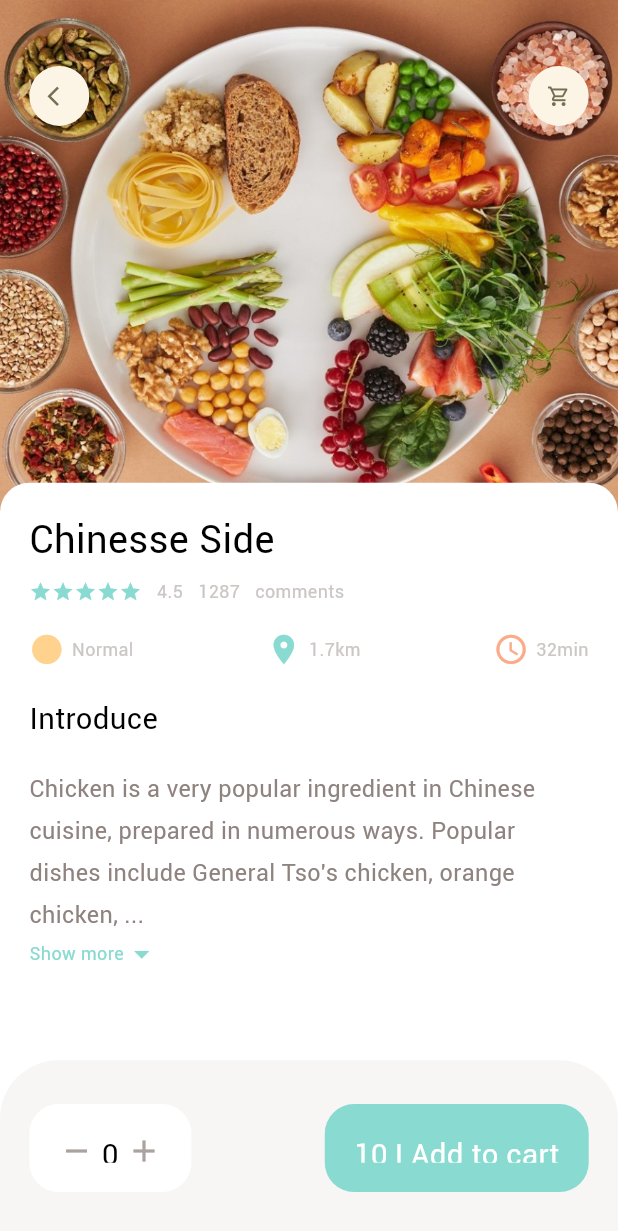
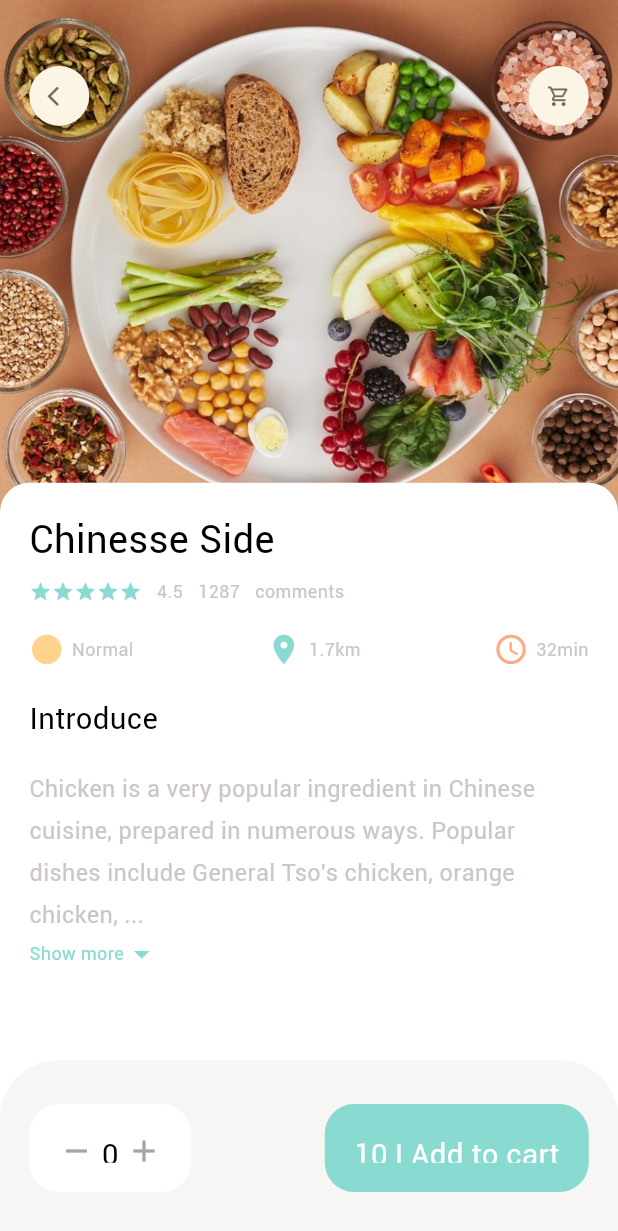
Before and after one commit to JohanBanda04/food_delivery, a Flutter app: the screen it shows after launch, on a phone screen of 412 x 824 dp. Shown: the top 1231 px of the screen. Run offline on Flutter 3.47's test engine with Material 3 defaults, Android fonts, the phone set to English and light mode, and no system bars; our stand-ins replace dots_indicator, get.

Commit message:
paraColor to textColor

```diff
--- a/lib/widgets/expandable_text_widget.dart
+++ b/lib/widgets/expandable_text_widget.dart
@@ -45,7 +45,7 @@ class _ExpandableTextWidgetState extends State<ExpandableTextWidget> {
           ? SmallText(color: AppColors.paraColor,size: Dimensions.font16,text: firstHalf)
           : Column(
               children: [
-                SmallText(height: 1.8,color: AppColors.paraColor,size: Dimensions.font16,
+                SmallText(height: 1.8,color: AppColors.textColor,size: Dimensions.font16,
                   text: hiddenText
                       ? (firstHalf + "...")
                       : (firstHalf + secondHalf),
```
